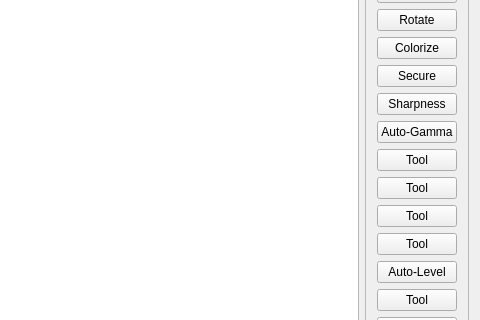
CervecerosCodigo/CCIMP, file src/gui/mainwindow.ui: the form before one commit; both pictures show x 800 to 1280 and y 174 to 494 of the 1280 by 720 pixel window.
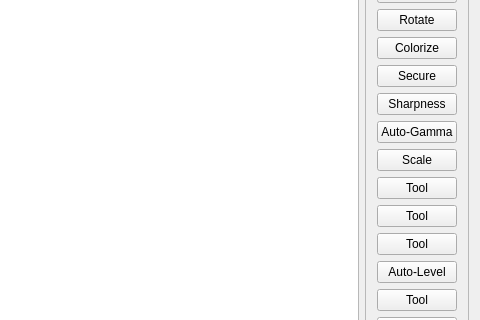
The form after the commit. Icons and pictures are not drawn.

Commit message: Scale implementert

```diff
--- a/src/gui/mainwindow.ui
+++ b/src/gui/mainwindow.ui
@@ -213,7 +213,7 @@
                 </sizepolicy>
                </property>
                <property name="text">
-                <string>Tool</string>
+                <string>Scale</string>
                </property>
               </widget>
              </item>
```
Left out of the diff: 4 changed lines with no effect on the pictures. The commit also changes 14 other files.
